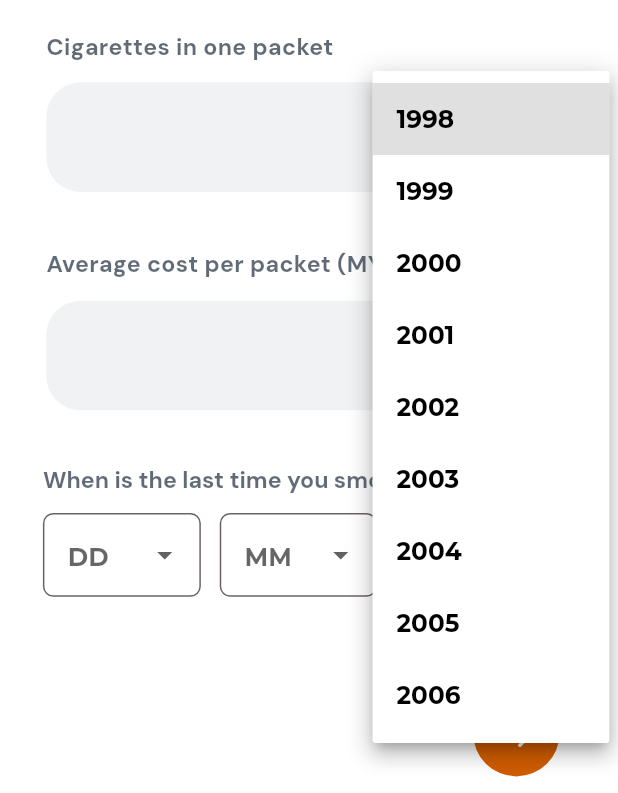
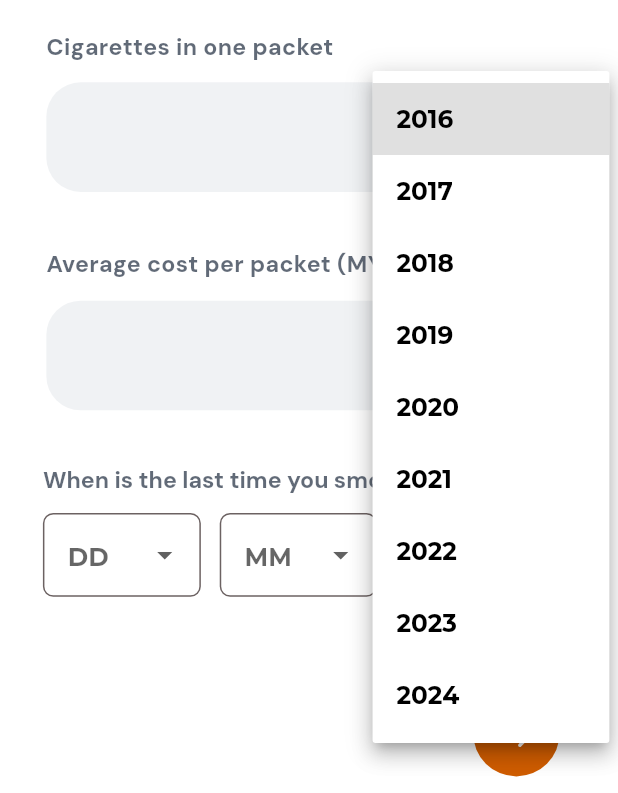
Before and after one commit to abdulla056/ThriveQuit, a Flutter app: the InfoPageScreen screen opened by its route, after a tap on "YYYY", on a phone screen of 412 x 824 dp. Shown: the part 421-1214 px from the top of the screen. Run offline on Flutter 3.47's test engine with Material 3 defaults, Android fonts, the phone set to English and light mode, and no system bars; our stand-ins replace cached_network_image, flutter_svg, google_maps_flutter, outline_gradient_button, table_calendar.

Commit message:
community reply

```diff
--- a/lib/presentation/info_page_screen/info_page_screen.dart
+++ b/lib/presentation/info_page_screen/info_page_screen.dart
@@ -59,15 +59,15 @@ class InfoPageScreen extends StatelessWidget {
   ];
 
   List<String> dropdownItemList2 = [
-    "1998",
-    "1999",
-    "2000",
-    "2001",
-    "2002",
-    "2003",
-    "2004",
-    "2005",
-    "2006",
+    "2016",
+    "2017",
+    "2018",
+    "2019",
+    "2020",
+    "2021",
+    "2022",
+    "2023",
+    "2024",
   ];
 
   @override
--- a/lib/presentation/login_page_screen/login_page_screen.dart
+++ b/lib/presentation/login_page_screen/login_page_screen.dart
@@ -25,20 +25,22 @@ class LoginPageScreen extends StatelessWidget {
             children: [
               _buildVectorStack(context),
               SizedBox(height: 18.v),
-              CustomOutlinedButton(
+              CustomElevatedButton(
+                height: 67.v,
                 text: "Signup with Google",
                 margin: EdgeInsets.only(
                   left: 13.h,
                   right: 30.h,
                 ),
                 leftIcon: Container(
-                  margin: EdgeInsets.only(right: 9.h),
+                  margin: EdgeInsets.only(right: 14.h),
                   child: CustomImageView(
                     imagePath: ImageConstant.imgImage9,
                     height: 43.v,
                     width: 52.h,
                   ),
                 ),
+                buttonTextStyle: theme.textTheme.headlineSmall!,
               ),
               SizedBox(height: 25.v),
               CustomElevatedButton(
```
Also changed, not shown: lib/presentation/community_hub_post_screen/community_hub_post_screen.dart (+8 -0 lines).
